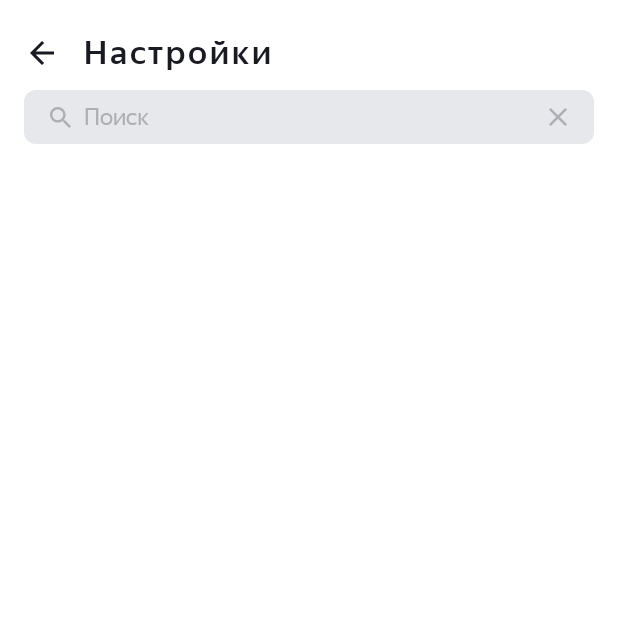
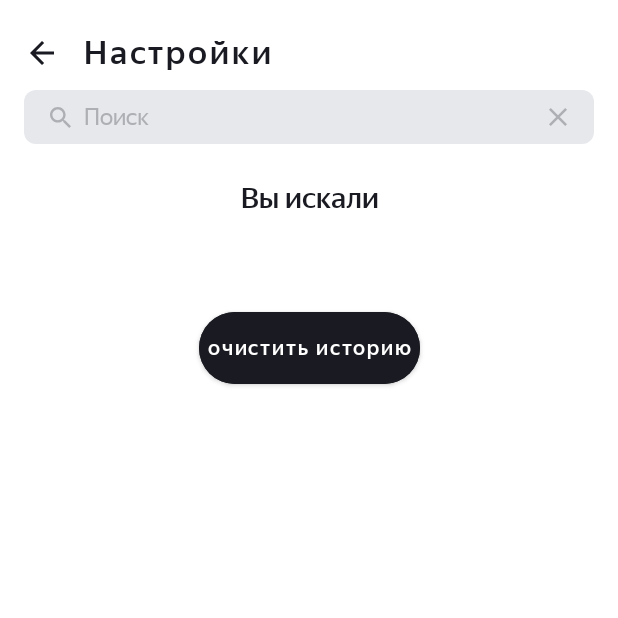
Before and after one commit to AlexeyJarlax/PlaylistMaker, an Android app: the SearchActivity screen opened directly, with no data from a screen before it, on a phone screen of 412 x 824 dp, the top half of it. Run offline under Robolectric (Android 15) with nearby library versions, the phone set to English and light mode, and no system bars; our stand-ins replace Timber; pictures from the network do not load.

Commit message:
работает, но код буду чистить и рефакторить

```diff
--- a/app/src/main/java/com/practicum/playlistmaker/SearchActivity.kt
+++ b/app/src/main/java/com/practicum/playlistmaker/SearchActivity.kt
@@ -51,6 +51,7 @@ class SearchActivity : AppCompatActivity() {
         Retrofit.Builder().baseUrl(iTunesSearch).addConverterFactory(GsonConverterFactory.create())
             .build()
     private val iTunesSearchAPI = retrofit.create(iTunesApiService::class.java)
+    private var hasFocus = true
     private lateinit var queryInput: EditText
     private lateinit var clearButton: ImageButton
     private lateinit var backButton: Button
@@ -61,28 +62,43 @@ class SearchActivity : AppCompatActivity() {
     private lateinit var utilErrorBox: View
     private lateinit var adapterForHistoryTracks: AdapterForHistoryTracks
     var counter = 0 // счетчик сбросов
+    private lateinit var searchHistoryNotification: TextView
+    private lateinit var clearTheHistory: Button
 
     override fun onCreate(savedInstanceState: Bundle?) {
         Timber.plant(Timber.DebugTree()) // для логирования ошибок
         super.onCreate(savedInstanceState)
         setContentView(R.layout.activity_search)
+
         setupOneLineViews()
         clearButton()
         backToMain()
         callAdapterForHistoryTracks()
         setupRecyclerViewAndAdapter()
+
+//        clearTrackAdapterFromHistory()
+//        adapterForHistoryTracks?.setRecyclerView(trackRecyclerView)
+//        adapterForHistoryTracks?.syncTracks()
+//        trackRecyclerView.scrollToPosition(0)
+
+        queryTextChangedListener()
         queryInputListener()
-        queryTextChangedListener()
+        fillTrackAdapterWithHistory()
+//        clearTrackAdapterFromHistory()
+
+
     }
 
     private fun setupOneLineViews() {
-        backButton = findViewById<Button>(R.id.button_back_from_search_activity)
+        backButton = findViewById(R.id.button_back_from_search_activity)
         clearButton = findViewById(R.id.clearButton)
         queryInput = findViewById(R.id.search_edit_text)
         trackRecyclerView = findViewById(R.id.track_recycler_view)
         loadingIndicator = findViewById(R.id.loading_indicator)
         loadingIndicator.visibility = View.GONE
         utilErrorBox = findViewById<LinearLayout>(R.id.util_error_box)
+        searchHistoryNotification = findViewById(R.id.you_were_looking_for)
+        clearTheHistory = findViewById(R.id.clear_the_history)
     }
 
     private fun clearButton() {
@@ -128,12 +144,75 @@ class SearchActivity : AppCompatActivity() {
         trackRecyclerView.adapter = adapterForAPITracks
     }
 
-    private fun queryInputListener() { // заполнение с виртуальной клавиатуры
+//    private fun queryTextChangedListener() {
+//        queryInput.addTextChangedListener(object : TextWatcher {
+//            override fun beforeTextChanged(charSequence: CharSequence?, start: Int, count: Int, after: Int) {
+//                // No action needed before text changes
+//            }
+//
+//            override fun onTextChanged(charSequence: CharSequence?, start: Int, before: Int, count: Int) {
+//                val searchText = queryInput.text.toString().trim()
+//                clearButton.visibility = if (searchText.isNotEmpty()) View.VISIBLE else View.GONE
+//
+//                queryInput.onFocusChangeListener = View.OnFocusChangeListener { _, focus ->
+//                    if (focus) {
+//                        hasFocus = true
+//                    }
+//                }
+//                if (hasFocus && charSequence?.isEmpty() == true) {
+//                    fillTrackAdapterWithHistory()
+//                    showHistoryViews()
+//                } else if (counter > 0) {
+//                    clearTrackAdapterFromHistory()
+//                    hideHistoryViews()
+//                    counter = 0
+//                }
+//            }
+//
+//            override fun afterTextChanged(editable: Editable?) {
+//                // No action needed after text changes
+//            }
+//        })
+//    }
+
+    private fun queryTextChangedListener() {
+        queryInput.addTextChangedListener(object : TextWatcher {
+            override fun beforeTextChanged(charSequence: CharSequence?, start: Int, count: Int, after: Int) {
+            }
+
+            override fun onTextChanged(charSequence: CharSequence?, start: Int, before: Int, count: Int) {
+                val searchText = queryInput.text.toString().trim()
+                clearButton.visibility = if (searchText.isNotEmpty()) View.VISIBLE else View.GONE
+                if (hasFocus && searchText.isEmpty()) {  // обработка ввода без нажатий
+                    showHistoryViews()
+                } else {
+                    hideHistoryViews()
+                }
+            }
+
+            override fun afterTextChanged(editable: Editable?) {
+            }
+        })
+
+        // Фокус + ЖЦ вход в приложение queryInput пуст
+        queryInput.setOnFocusChangeListener { _, hasFocus ->
+            if (hasFocus && queryInput.text.isEmpty()) {
+                showHistoryViews()
+            } else if (queryInput.text.isNotEmpty()) {
+                hideHistoryViews()
+            }
+        }
+    }
+
+
+    private fun queryInputListener() { // обработка ввода с нажатием
         queryInput.setOnEditorActionListener { textView, actionId, keyEvent ->
             if (actionId == EditorInfo.IME_ACTION_DONE) {
                 val searchText = queryInput.text.toString().trim()
                 if (searchText.isNotEmpty()) {
                     utilErrorBox.visibility = View.GONE
+                    clearTrackAdapterFromHistory()
+
                     preparingForSearch(searchText)
                     toastIt("Поиск: $searchText")
                 }
@@ -145,28 +224,20 @@ class SearchActivity : AppCompatActivity() {
         }
     }
 
-    private fun queryTextChangedListener() { // слушатель с виртуальной клавиатуры
-        queryInput.addTextChangedListener(object : TextWatcher {
-            override fun beforeTextChanged(p0: CharSequence?, p1: Int, p2: Int, p3: Int) {
-            }
-            override fun onTextChanged(p0: CharSequence?, p1: Int, p2: Int, p3: Int) {
-                val searchText = queryInput.text.toString().trim()
-                clearButton.visibility = if (searchText.isNotEmpty()) View.VISIBLE else View.GONE
-                var hasFocus = true
-                queryInput.onFocusChangeListener = View.OnFocusChangeListener { _, focus ->
-                    hasFocus = focus
-                }
-                if (queryInput.hasFocus() && p0?.isEmpty() == true) {
-                    fillTrackAdapterWithHistory()
-                    counter++
-                } else if (counter > 0) {
-                    clearTrackAdapterFromHistory()
-                    counter = 0
-                }
-            }
-            override fun afterTextChanged(p0: Editable?) {
-            }
-        })
+    private fun showHistoryViews() {
+        fillTrackAdapterWithHistory()
+        counter++
+        trackRecyclerView.visibility = View.VISIBLE
+        searchHistoryNotification.visibility = View.VISIBLE
+        clearTheHistory.visibility = View.VISIBLE
+    }
+
+    private fun hideHistoryViews() {
+        clearTrackAdapterFromHistory()
+        counter = 0
+        trackRecyclerView.visibility = View.GONE
+        searchHistoryNotification.visibility = View.GONE
+        clearTheHistory.visibility = View.GONE
     }
 
     private fun fillTrackAdapterWithHistory() {
@@ -205,6 +276,7 @@ class SearchActivity : AppCompatActivity() {
                 clearButton.isEnabled = true
                 adapterForAPITracks.updateList(trackItems)
                 adapterForAPITracks.setRecyclerView(trackRecyclerView)
+                trackRecyclerView.visibility = View.VISIBLE
             }
         }, 1500)
     }
--- a/app/src/main/res/layout/activity_search.xml
+++ b/app/src/main/res/layout/activity_search.xml
@@ -25,16 +25,46 @@
         app:layout_constraintTop_toTopOf="@id/button_back_from_search_activity"
         tools:layout_editor_absoluteX="@dimen/z" />
 
+    <TextView
+        android:id="@+id/you_were_looking_for"
+        style="@style/ErrorTextBig"
+        android:layout_width="match_parent"
+        android:layout_height="wrap_content"
+        android:gravity="center"
+        android:paddingTop="@dimen/dp24"
+        android:paddingBottom="@dimen/dp16"
+        android:text="@string/you_were_looking_for"
+        android:textSize="19sp"
+        android:visibility="gone"
+        app:layout_constraintTop_toBottomOf="@id/search_box_include" />
+
     <androidx.recyclerview.widget.RecyclerView
         android:id="@+id/track_recycler_view"
         android:layout_width="match_parent"
         android:layout_height="wrap_content"
         android:layout_marginTop="@dimen/dp24"
-        app:layout_constraintTop_toBottomOf="@id/search_box_include"
+        app:layout_constraintTop_toBottomOf="@id/you_were_looking_for"
         app:tint="@color/yp_light_gray__yp_white"
         tools:context=".MedialabActivity"
         tools:layoutManager="androidx.recyclerview.widget.LinearLayoutManager"
+        tools:layout_editor_absoluteX="0dp"
+        android:visibility="gone"
         tools:listitem="@layout/util_item_track" />
+
+    <Button
+        android:id="@+id/clear_the_history"
+        style="@style/ErrorButtons"
+        android:layout_width="wrap_content"
+        android:layout_height="wrap_content"
+        android:layout_marginTop="@dimen/dp24"
+        android:text="@string/clear_the_history"
+        android:padding="@dimen/dp6"
+        android:gravity="center"
+        android:layout_marginHorizontal="@dimen/z"
+        app:layout_constraintStart_toStartOf="parent"
+        app:layout_constraintEnd_toEndOf="parent"
+        android:visibility="gone"
+        app:layout_constraintTop_toBottomOf="@id/track_recycler_view"/>
 
     <ProgressBar
         android:id="@+id/loading_indicator"
--- a/app/src/main/res/values/dimens.xml
+++ b/app/src/main/res/values/dimens.xml
@@ -17,4 +17,5 @@
     <dimen name="dp60">60dp</dimen>
     <dimen name="dp77">77dp</dimen>
     <dimen name="dp91">91dp</dimen>
+    <dimen name="dp6">6dp</dimen>
 </resources>
--- a/app/src/main/res/values/strings.xml
+++ b/app/src/main/res/values/strings.xml
@@ -27,5 +27,7 @@
     <string name="nothing_was_found">Ничего не нашлось</string>
     <string name="refresh">Обновить</string>
     <string name="any_mistake">тут будет сообщение об ошибке,\nиконка поменяется в зависимости\nот характера ошибки</string>
+    <string name="you_were_looking_for">Вы искали</string>
+    <string name="clear_the_history">очистить историю</string>
 
 </resources>
--- a/app/src/main/res/values/styles.xml
+++ b/app/src/main/res/values/styles.xml
@@ -156,8 +156,10 @@
         <item name="android:padding">0dp</item>
         <item name="android:insetTop">0dp</item>
         <item name="android:insetBottom">0dp</item>
+        <item name="android:gravity">center</item>
     </style>
 
+    <!-- Стиль строки c описанием ошибки, стиль строки с историей поиска "вы искали"-->
     <style name="ErrorTextBig" parent="TrackText">
         <item name="android:textSize">@dimen/text_size_sp19</item>
         <item name="android:textColor">@color/yp_black__yp_white</item>
```
Also changed, not shown: 1 other file.
